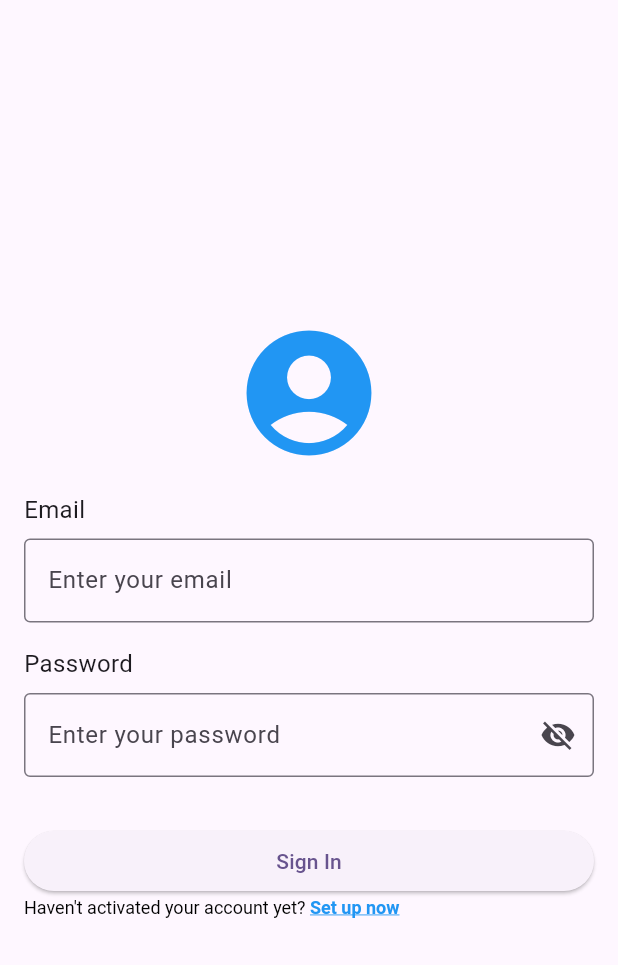
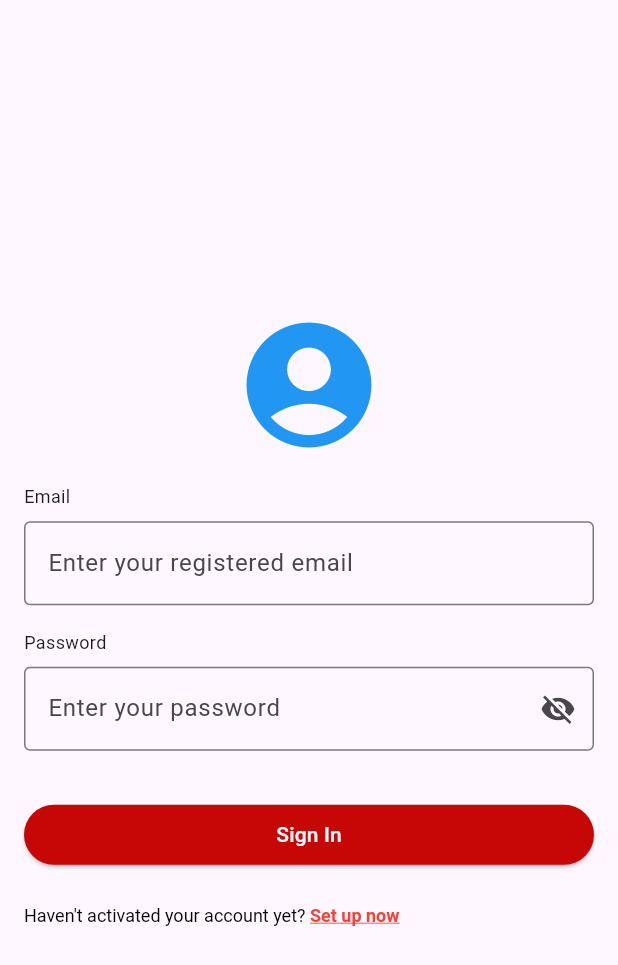
Before and after one commit to CodeBridgeGenerator/testepiflutter-9c656e, a Flutter app: the LoginPage screen opened directly, on a phone screen of 412 x 824 dp. Shown: the top 965 px of the screen. Run offline on Flutter 3.47's test engine with Material 3 defaults, Android fonts, the light colour scheme and no system bars.

Commit message:
fix: change style

```diff
--- a/lib/LoginPage/login.dart
+++ b/lib/LoginPage/login.dart
@@ -63,14 +63,14 @@ class _LoginPageState extends State<LoginPage> {
                     // Email label and input field
                     const Text(
                       'Email',
-                      style: TextStyle(fontSize: 16.0),
+                      style: TextStyle(fontSize: 12.0),
                     ),
                     const SizedBox(height: 8), // Spacing between label and input
                     TextFormField(
                       controller: _emailController,
                       keyboardType: TextInputType.emailAddress,
                       decoration: const InputDecoration(
-                        hintText: 'Enter your email',
+                        hintText: 'Enter your registered email',
                         border: OutlineInputBorder(),
                       ),
                       validator: (value) {
@@ -88,7 +88,7 @@ class _LoginPageState extends State<LoginPage> {
                     // Password label and input field
                     const Text(
                       'Password',
-                      style: TextStyle(fontSize: 16.0),
+                      style: TextStyle(fontSize: 12.0),
                     ),
                     const SizedBox(height: 8), // Spacing between label and input
                     TextFormField(
@@ -124,7 +124,15 @@ class _LoginPageState extends State<LoginPage> {
 
                     ElevatedButton(
                       onPressed: _login,
+                      style: ButtonStyle(
+    backgroundColor: WidgetStateProperty.all<Color>(const Color.fromARGB(255, 199, 6, 6)), // Set the correct color
+     foregroundColor: WidgetStateProperty.all<Color>(const Color.fromARGB(255, 251, 250, 250)),
+  ),
                       child: const Text('Sign In'),
+                    ),
+                     const Text(
+                      '',
+                      style: TextStyle(fontSize: 16.0),
                     ),
                     // Text with hyperlink
                     RichText(
@@ -135,7 +143,7 @@ class _LoginPageState extends State<LoginPage> {
                           TextSpan(
                             text: 'Set up now',
                             style: const TextStyle(
-                              color: Colors.blue,
+                              color: Colors.red,
                               decoration: TextDecoration.underline,
                               fontWeight: FontWeight.bold,
                             ),
```
